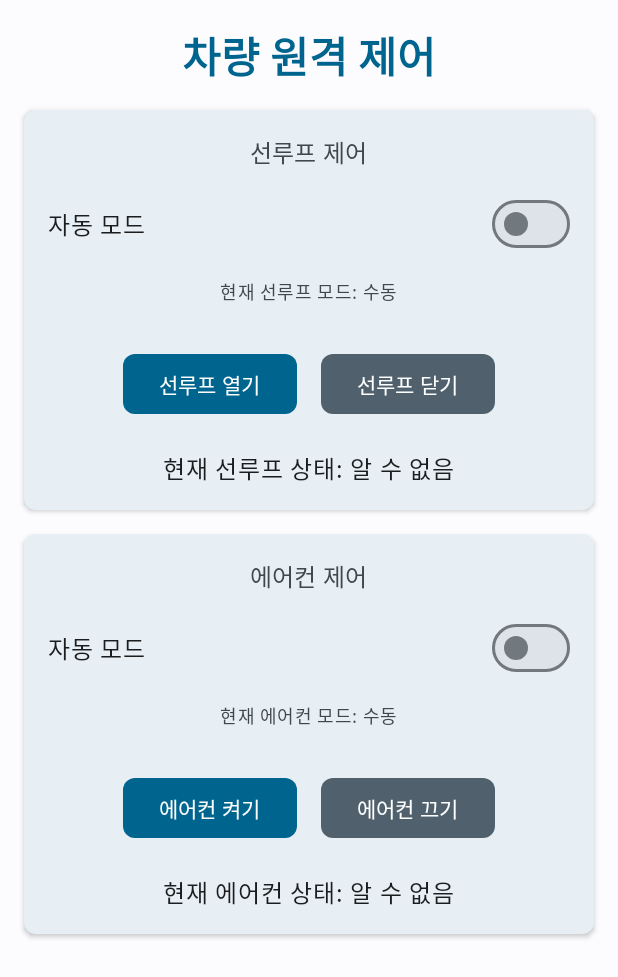
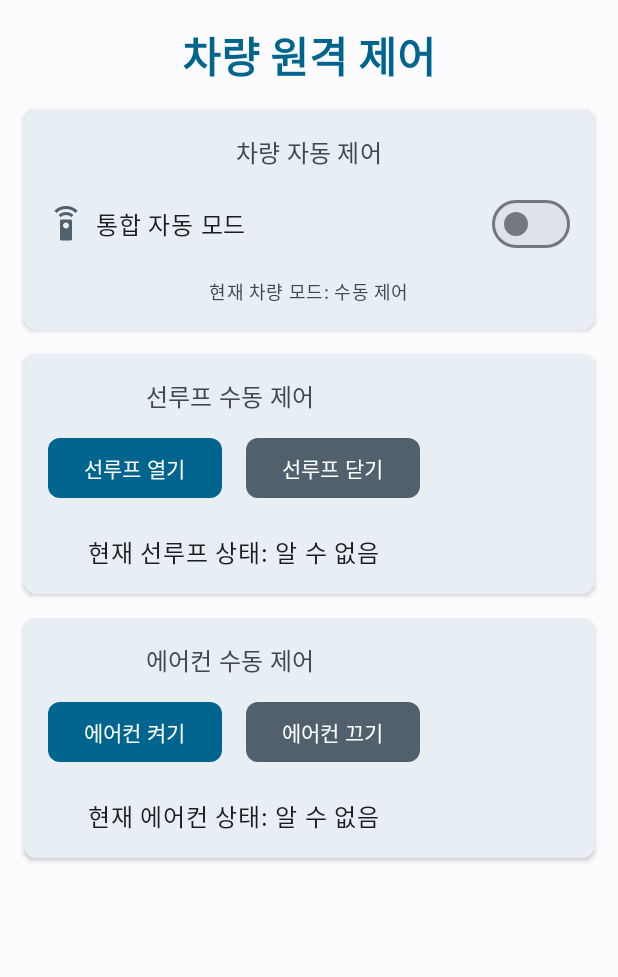
Before and after one commit to Yun-jihawan/smartSunroof, an Android app built with Jetpack Compose: the @Preview function ControlScreenPreview, on a phone screen of 412 x 824 dp. Shown: the top 977 px of the screen. Run offline under Robolectric (Android 15) with nearby library versions, the phone set to English and light mode, and no system bars; libraries missing offline, so code that uses them is left out: com.journeyapps.barcodescanner, org.eclipse.paho; 5 statements that could not run were skipped.

Commit message:
feat: 통합 자동 모드로 변경

```diff
--- a/bluelink/app/src/main/java/com/example/bluelink/MainActivity.kt
+++ b/bluelink/app/src/main/java/com/example/bluelink/MainActivity.kt
@@ -26,6 +26,7 @@ import androidx.compose.material.icons.filled.CloudOff
 import androidx.compose.material.icons.filled.DateRange
 import androidx.compose.material.icons.filled.Error
 import androidx.compose.material.icons.filled.Opacity
+import androidx.compose.material.icons.filled.SettingsRemote
 import androidx.compose.material.icons.filled.SignalWifi4Bar
 import androidx.compose.material.icons.filled.Sync
 import androidx.compose.material.icons.filled.Thermostat
@@ -315,16 +316,13 @@ fun ControlScreen(viewModel: MainViewModel) {
     val vehicleState by viewModel.vehicleState.collectAsState()
     val sunroofCommandInProgress by viewModel.isSunroofCommandInProgress.collectAsState()
     val acCommandInProgress by viewModel.isAcCommandInProgress.collectAsState()
-    // 모드 변경 진행 상태 구독 추가
-    val sunroofModeChangeInProgress by viewModel.isSunroofModeChangeInProgress.collectAsState()
-    val acModeChangeInProgress by viewModel.isAcModeChangeInProgress.collectAsState()
+    val overallModeChangeInProgress by viewModel.isOverallModeChangeInProgress.collectAsState() // 통합 모드 변경 진행 상태
 
+    // 현재 차량의 전체 제어 모드 확인
+    val isOverallAutoMode = vehicleState.overallControlMode == "auto"
 
-    val isSunroofAutoMode = vehicleState.sunroofMode == "auto"
-    val isAcAutoMode = vehicleState.acMode == "auto"
-
-    // 어떤 명령이라도 진행 중인지 확인하는 플래그
-    val anyCommandInProgress = sunroofCommandInProgress || acCommandInProgress || sunroofModeChangeInProgress || acModeChangeInProgress
+    // 어떤 명령이라도 진행 중인지 확인하는 플래그 (통합 모드 변경 포함)
+    val anyCommandInProgress = sunroofCommandInProgress || acCommandInProgress || overallModeChangeInProgress
 
     Column(
         modifier = Modifier
@@ -343,8 +341,8 @@ fun ControlScreen(viewModel: MainViewModel) {
         val primaryButtonColors = ButtonDefaults.buttonColors(
             containerColor = MaterialTheme.colorScheme.primary,
             contentColor = MaterialTheme.colorScheme.onPrimary,
-            disabledContainerColor = MaterialTheme.colorScheme.onSurface.copy(alpha = 0.12f), // 비활성화 시 버튼 배경
-            disabledContentColor = MaterialTheme.colorScheme.onSurface.copy(alpha = 0.38f)   // 비활성화 시 버튼 내용
+            disabledContainerColor = MaterialTheme.colorScheme.onSurface.copy(alpha = 0.12f),
+            disabledContentColor = MaterialTheme.colorScheme.onSurface.copy(alpha = 0.38f)
         )
         val secondaryButtonColors = ButtonDefaults.buttonColors(
             containerColor = MaterialTheme.colorScheme.secondary,
@@ -363,49 +361,73 @@ fun ControlScreen(viewModel: MainViewModel) {
             disabledUncheckedTrackColor = MaterialTheme.colorScheme.onSurface.copy(alpha = 0.12f)
         )
 
-
-        // --- 선루프 제어 섹션 ---
+        // --- 통합 자동 제어 모드 섹션 ---
         Card(modifier = Modifier.fillMaxWidth(), colors = cardColors, elevation = cardElevation) {
             Column(modifier = Modifier.padding(16.dp), horizontalAlignment = Alignment.CenterHorizontally, verticalArrangement = Arrangement.spacedBy(12.dp)) {
-                Text("선루프 제어", style = MaterialTheme.typography.titleMedium, color = MaterialTheme.colorScheme.onSurfaceVariant)
-
+                Text("차량 자동 제어", style = MaterialTheme.typography.titleMedium, color = MaterialTheme.colorScheme.onSurfaceVariant)
                 Row(
                     verticalAlignment = Alignment.CenterVertically,
                     modifier = Modifier.fillMaxWidth(),
                     horizontalArrangement = Arrangement.SpaceBetween
                 ) {
-                    Text("자동 모드", style = MaterialTheme.typography.bodyLarge, color = MaterialTheme.colorScheme.onSurface)
-                    if (sunroofModeChangeInProgress) { // 모드 변경 중 로딩 표시
+                    Row(verticalAlignment = Alignment.CenterVertically) {
+                        Icon(
+                            imageVector = Icons.Filled.SettingsRemote, // 자동 제어 아이콘 변경 또는 Autorenew 유지
+                            contentDescription = "자동 제어 모드",
+                            tint = MaterialTheme.colorScheme.secondary,
+                            modifier = Modifier.size(24.dp)
+                        )
+                        Spacer(modifier = Modifier.width(8.dp))
+                        Text("통합 자동 모드", style = MaterialTheme.typography.bodyLarge, color = MaterialTheme.colorScheme.onSurface)
+                    }
+                    if (overallModeChangeInProgress) {
                         CircularProgressIndicator(modifier = Modifier.size(24.dp), strokeWidth = 2.dp, color = MaterialTheme.colorScheme.primary)
                     } else {
                         Switch(
-                            checked = isSunroofAutoMode,
+                            checked = isOverallAutoMode,
                             onCheckedChange = { checked ->
-                                viewModel.setSunroofMode(if (checked) "auto" else "manual")
+                                viewModel.setOverallControlMode(checked) // Boolean 값 직접 전달
                             },
-                            thumbContent = if (isSunroofAutoMode) { { Icon(imageVector = Icons.Filled.Autorenew, contentDescription = "자동 모드 활성", tint = MaterialTheme.colorScheme.onPrimary) } } else null,
+                            thumbContent = if (isOverallAutoMode) { { Icon(imageVector = Icons.Filled.Autorenew, contentDescription = "자동 모드 활성", tint = MaterialTheme.colorScheme.onPrimary) } } else null,
                             colors = switchColors,
-                            enabled = !anyCommandInProgress || sunroofModeChangeInProgress // 자기 자신의 모드 변경 중이거나, 다른 어떤 명령도 진행 중이지 않을 때만 활성화 (좀 더 세밀한 제어 가능)
-                            // 또는 간단하게 enabled = !anyCommandInProgress
+                            enabled = !anyCommandInProgress || overallModeChangeInProgress // 다른 명령이 없거나, 자기 자신의 변경 중일 때만
                         )
                     }
                 }
-                Text("현재 선루프 모드: ${if(isSunroofAutoMode) "자동" else "수동"}", style = MaterialTheme.typography.bodySmall, color = MaterialTheme.colorScheme.onSurfaceVariant)
-                Spacer(modifier = Modifier.height(4.dp))
+                Text(
+                    "현재 차량 모드: ${if(isOverallAutoMode) "자동 제어" else "수동 제어"}",
+                    style = MaterialTheme.typography.bodySmall,
+                    color = MaterialTheme.colorScheme.onSurfaceVariant
+                )
+            }
+        }
 
+
+        // --- 선루프 수동 제어 섹션 ---
+        Card(modifier = Modifier.fillMaxWidth(), colors = cardColors, elevation = cardElevation) {
+            Column(
+                modifier = Modifier.padding(16.dp),
+                horizontalAlignment = Alignment.CenterHorizontally,
+                verticalArrangement = Arrangement.spacedBy(12.dp)
+            ) {
+                Text(
+                    "선루프 수동 제어 ${if (isOverallAutoMode) "(자동 모드 활성 중)" else ""}",
+                    style = MaterialTheme.typography.titleMedium,
+                    color = if (isOverallAutoMode) MaterialTheme.colorScheme.onSurfaceVariant.copy(alpha = 0.7f) else MaterialTheme.colorScheme.onSurfaceVariant
+                )
                 Row(horizontalArrangement = Arrangement.spacedBy(16.dp)) {
                     Button(
                         onClick = { viewModel.controlSunroof("open") },
-                        enabled = !isSunroofAutoMode && !anyCommandInProgress, // 자동 모드 아니고, 어떤 명령도 진행 중이지 않을 때
+                        enabled = !isOverallAutoMode && !anyCommandInProgress, // 자동 모드 아니고, 어떤 명령도 진행 중이지 않을 때
                         shape = buttonShape, colors = primaryButtonColors
                     ) { Text("선루프 열기") }
                     Button(
                         onClick = { viewModel.controlSunroof("close") },
-                        enabled = !isSunroofAutoMode && !anyCommandInProgress,
+                        enabled = !isOverallAutoMode && !anyCommandInProgress,
                         shape = buttonShape, colors = secondaryButtonColors
                     ) { Text("선루프 닫기") }
                 }
-                if (sunroofCommandInProgress) { // 수동 제어 진행 중 로딩 표시
+                if (sunroofCommandInProgress) {
                     CircularProgressIndicator(color = MaterialTheme.colorScheme.primary, modifier = Modifier.padding(top = 8.dp))
                     Text("선루프 제어 중...", style = MaterialTheme.typography.bodySmall, color = MaterialTheme.colorScheme.onSurfaceVariant, modifier = Modifier.padding(top = 4.dp))
                 }
@@ -413,45 +435,31 @@ fun ControlScreen(viewModel: MainViewModel) {
             }
         }
 
-        // --- 에어컨 제어 섹션 ---
+        // --- 에어컨 수동 제어 섹션 ---
         Card(modifier = Modifier.fillMaxWidth(), colors = cardColors, elevation = cardElevation) {
-            Column(modifier = Modifier.padding(16.dp), horizontalAlignment = Alignment.CenterHorizontally, verticalArrangement = Arrangement.spacedBy(12.dp)) {
-                Text("에어컨 제어", style = MaterialTheme.typography.titleMedium, color = MaterialTheme.colorScheme.onSurfaceVariant)
-                Row(
-                    verticalAlignment = Alignment.CenterVertically,
-                    modifier = Modifier.fillMaxWidth(),
-                    horizontalArrangement = Arrangement.SpaceBetween
-                ) {
-                    Text("자동 모드", style = MaterialTheme.typography.bodyLarge, color = MaterialTheme.colorScheme.onSurface)
-                    if (acModeChangeInProgress) { // 모드 변경 중 로딩 표시
-                        CircularProgressIndicator(modifier = Modifier.size(24.dp), strokeWidth = 2.dp, color = MaterialTheme.colorScheme.primary)
-                    } else {
-                        Switch(
-                            checked = isAcAutoMode,
-                            onCheckedChange = { checked ->
-                                viewModel.setAcMode(if (checked) "auto" else "manual")
-                            },
-                            thumbContent = if (isAcAutoMode) { { Icon(imageVector = Icons.Filled.Autorenew, contentDescription = "자동 모드 활성", tint = MaterialTheme.colorScheme.onPrimary) } } else null,
-                            colors = switchColors,
-                            enabled = !anyCommandInProgress || acModeChangeInProgress
-                        )
-                    }
-                }
-                Text("현재 에어컨 모드: ${if(isAcAutoMode) "자동" else "수동"}", style = MaterialTheme.typography.bodySmall, color = MaterialTheme.colorScheme.onSurfaceVariant)
-                Spacer(modifier = Modifier.height(4.dp))
+            Column(
+                modifier = Modifier.padding(16.dp),
+                horizontalAlignment = Alignment.CenterHorizontally,
+                verticalArrangement = Arrangement.spacedBy(12.dp)
+            ) {
+                Text(
+                    "에어컨 수동 제어 ${if (isOverallAutoMode) "(자동 모드 활성 중)" else ""}",
+                    style = MaterialTheme.typography.titleMedium,
+                    color = if (isOverallAutoMode) MaterialTheme.colorScheme.onSurfaceVariant.copy(alpha = 0.7f) else MaterialTheme.colorScheme.onSurfaceVariant
+                )
                 Row(horizontalArrangement = Arrangement.spacedBy(16.dp)) {
                     Button(
                         onClick = { viewModel.controlAC("on") },
-                        enabled = !isAcAutoMode && !anyCommandInProgress,
+                        enabled = !isOverallAutoMode && !anyCommandInProgress,
                         shape = buttonShape, colors = primaryButtonColors
                     ) { Text("에어컨 켜기") }
                     Button(
                         onClick = { viewModel.controlAC("off") },
-                        enabled = !isAcAutoMode && !anyCommandInProgress,
+                        enabled = !isOverallAutoMode && !anyCommandInProgress,
                         shape = buttonShape, colors = secondaryButtonColors
                     ) { Text("에어컨 끄기") }
                 }
-                if (acCommandInProgress) { // 수동 제어 진행 중 로딩 표시
+                if (acCommandInProgress) {
                     CircularProgressIndicator(color = MaterialTheme.colorScheme.primary, modifier = Modifier.padding(top = 8.dp))
                     Text("에어컨 제어 중...", style = MaterialTheme.typography.bodySmall, color = MaterialTheme.colorScheme.onSurfaceVariant, modifier = Modifier.padding(top = 4.dp))
                 }
--- a/bluelink/app/src/main/java/com/example/bluelink/model/VehicleState.kt
+++ b/bluelink/app/src/main/java/com/example/bluelink/model/VehicleState.kt
@@ -1,10 +1,8 @@
 package com.example.bluelink.model
 
-// 차량의 주요 상태 정보를 담는 데이터 클래스
 data class VehicleState(
-    val sunroofStatus: String = "알 수 없음", // 예: "열림", "닫힘", "열리는 중", "닫히는 중"
-    val acStatus: String = "알 수 없음",       // 예: "켜짐 - 냉방", "꺼짐", "켜짐 - 히터"
-    val sunroofMode: String = "manual",      // 선루프 제어 모드: "manual", "auto"
-    val acMode: String = "manual"            // AC 제어 모드: "manual", "auto"
-    // TODO: 필요에 따라 더 많은 차량 상태 정보 추가
+    val sunroofStatus: String = "알 수 없음",
+    val acStatus: String = "알 수 없음",
+    // sunroofMode와 acMode 대신 통합 제어 모드 사용
+    val overallControlMode: String = "manual" // "manual" 또는 "auto"
 )
```
Also changed, not shown: bluelink/app/src/main/java/com/example/bluelink/mqtt/MqttConstants.kt (+17 -15 lines), bluelink/app/src/main/java/com/example/bluelink/viewmodel/MainViewModel.kt (+72 -82 lines).
